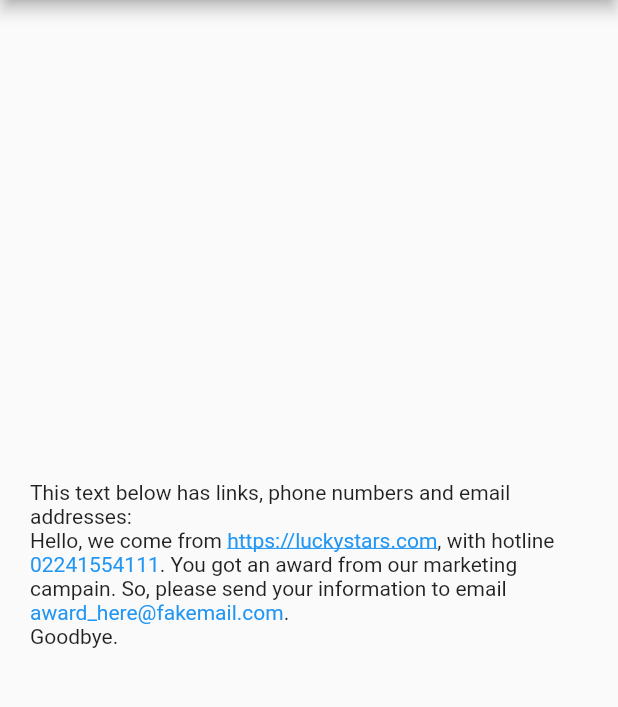
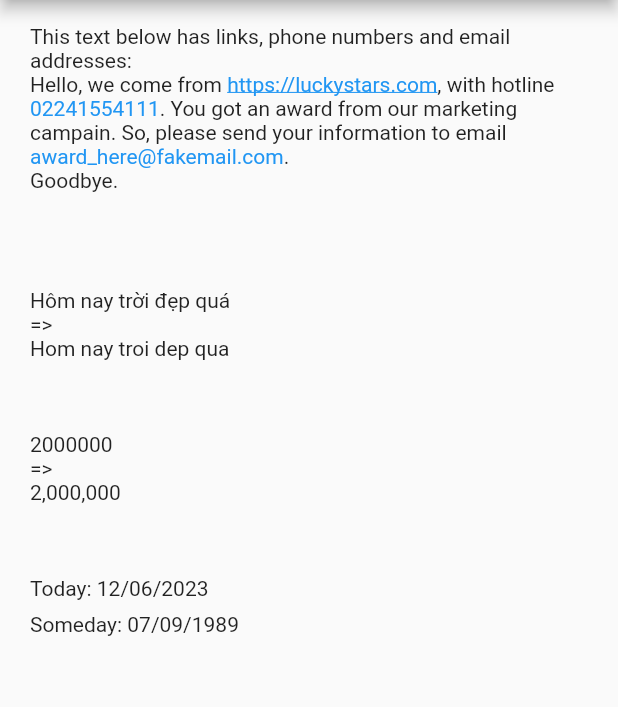
Before and after one commit to kent2508/flutter_linkable_text, a Flutter app: the screen it shows after launch, on a phone screen of 412 x 824 dp, the part 84-791 px from its top. Run offline on Flutter 3.47's test engine with Material 2 defaults, Android fonts, the phone set to English and light mode, and no system bars; our stand-ins replace flutter_easyloading; missing offline and left inert: pasteboard.

```diff
--- a/example/lib/main.dart
+++ b/example/lib/main.dart
@@ -1,6 +1,6 @@
 import 'package:flutter/material.dart';
 import 'package:flutter_easyloading/flutter_easyloading.dart';
-import 'package:flutter_linkable_text/flutter_linkable_text.dart';
+import 'package:flutter_string_utils/flutter_string_utils.dart';
 
 void main() {
   runApp(const MyApp());
@@ -42,17 +42,45 @@ class _MyHomePageState extends State<MyHomePage> {
       body: Container(
         padding: const EdgeInsets.symmetric(horizontal: 20),
         alignment: Alignment.center,
-        child: Column(
-          mainAxisAlignment: MainAxisAlignment.center,
+        child: ListView(
           children: <Widget>[
+            const SizedBox(height: 16),
             const Text(
               'This text below has links, phone numbers and email addresses:',
             ),
-            FLTTextFunctions.convertToRichText(
+            StringUtils.convertToRichText(
                 'Hello, we come from https://luckystars.com, with hotline 02241554111. You got an award from our marketing campain. So, please send your information to email award_here@fakemail.com.\nGoodbye.',
                 onEmail: (email) {
               EasyLoading.showToast(email);
             }),
+            const SizedBox(height: 48),
+            const Text(
+              'Hôm nay trời đẹp quá',
+            ),
+            const Text(
+              '=>',
+            ),
+            Text(
+              'Hôm nay trời đẹp quá'.removeDiacritics,
+            ),
+            const SizedBox(height: 48),
+            const Text(
+              '2000000',
+            ),
+            const Text(
+              '=>',
+            ),
+            Text(
+              StringUtils.convertToCurrencyString('2000000') ?? '',
+            ),
+            const SizedBox(height: 48),
+            Text(
+              'Today: ${DateTime.now().toDateStringWithFormatDDMMYYYY}',
+            ),
+            const SizedBox(height: 8),
+            Text(
+              'Someday: ${'1989-09-07T00:00:00'.toDateStringWithFormatDDMMYYYY}',
+            ),
           ],
         ),
       ),
--- a/example/pubspec.yaml
+++ b/example/pubspec.yaml
@@ -35,7 +35,7 @@ dependencies:
   # The following adds the Cupertino Icons font to your application.
   # Use with the CupertinoIcons class for iOS style icons.
   cupertino_icons: ^1.0.2
-  flutter_linkable_text:
+  flutter_string_utils:
     path: ../
   flutter_easyloading: ^3.0.3
 
--- a/lib/flutter_linkable_text.dart
+++ /dev/null
@@ -1,3 +0,0 @@
-library flutter_linkable_text;
-
-export 'src/text_funtions.dart';
--- /dev/null
+++ b/lib/flutter_string_utils.dart
@@ -0,0 +1,5 @@
+library flutter_linkable_text;
+
+export 'src/flt_date_extensions.dart';
+export 'src/flt_string_extensions.dart';
+export 'src/text_funtions.dart';
--- /dev/null
+++ b/lib/src/constants.dart
@@ -0,0 +1,243 @@
+final defaultDiacriticsRemovalap = [
+  {
+    'base': 'A',
+    'letters':
+        '\u0041\u24B6\uFF21\u00C0\u00C1\u00C2\u1EA6\u1EA4\u1EAA\u1EA8\u00C3\u0100\u0102\u1EB0\u1EAE\u1EB4\u1EB2\u0226\u01E0\u00C4\u01DE\u1EA2\u00C5\u01FA\u01CD\u0200\u0202\u1EA0\u1EAC\u1EB6\u1E00\u0104\u023A\u2C6F'
+  },
+  {'base': 'AA', 'letters': '\uA732'},
+  {'base': 'AE', 'letters': '\u00C6\u01FC\u01E2'},
+  {'base': 'AO', 'letters': '\uA734'},
+  {'base': 'AU', 'letters': '\uA736'},
+  {'base': 'AV', 'letters': '\uA738\uA73A'},
+  {'base': 'AY', 'letters': '\uA73C'},
+  {
+    'base': 'B',
+    'letters': '\u0042\u24B7\uFF22\u1E02\u1E04\u1E06\u0243\u0182\u0181'
+  },
+  {
+    'base': 'C',
+    'letters':
+        '\u0043\u24B8\uFF23\u0106\u0108\u010A\u010C\u00C7\u1E08\u0187\u023B\uA73E'
+  },
+  {
+    'base': 'D',
+    'letters':
+        '\u0044\u24B9\uFF24\u1E0A\u010E\u1E0C\u1E10\u1E12\u1E0E\u0110\u018B\u018A\u0189\uA779'
+  },
+  {'base': 'DZ', 'letters': '\u01F1\u01C4'},
+  {'base': 'Dz', 'letters': '\u01F2\u01C5'},
+  {
+    'base': 'E',
+    'letters':
+        '\u0045\u24BA\uFF25\u00C8\u00C9\u00CA\u1EC0\u1EBE\u1EC4\u1EC2\u1EBC\u0112\u1E14\u1E16\u0114\u0116\u00CB\u1EBA\u011A\u0204\u0206\u1EB8\u1EC6\u0228\u1E1C\u0118\u1E18\u1E1A\u0190\u018E'
+  },
+  {'base': 'F', 'letters': '\u0046\u24BB\uFF26\u1E1E\u0191\uA77B'},
+  {
+    'base': 'G',
+    'letters':
+        '\u0047\u24BC\uFF27\u01F4\u011C\u1E20\u011E\u0120\u01E6\u0122\u01E4\u0193\uA7A0\uA77D\uA77E'
+  },
+  {
+    'base': 'H',
+    'letters':
+        '\u0048\u24BD\uFF28\u0124\u1E22\u1E26\u021E\u1E24\u1E28\u1E2A\u0126\u2C67\u2C75\uA78D'
+  },
+  {
+    'base': 'I',
+    'letters':
+        '\u0049\u24BE\uFF29\u00CC\u00CD\u00CE\u0128\u012A\u012C\u0130\u00CF\u1E2E\u1EC8\u01CF\u0208\u020A\u1ECA\u012E\u1E2C\u0197'
+  },
+  {'base': 'J', 'letters': '\u004A\u24BF\uFF2A\u0134\u0248'},
+  {
+    'base': 'K',
+    'letters':
+        '\u004B\u24C0\uFF2B\u1E30\u01E8\u1E32\u0136\u1E34\u0198\u2C69\uA740\uA742\uA744\uA7A2'
+  },
+  {
+    'base': 'L',
+    'letters':
+        '\u004C\u24C1\uFF2C\u013F\u0139\u013D\u1E36\u1E38\u013B\u1E3C\u1E3A\u0141\u023D\u2C62\u2C60\uA748\uA746\uA780'
+  },
+  {'base': 'LJ', 'letters': '\u01C7'},
+  {'base': 'Lj', 'letters': '\u01C8'},
+  {'base': 'M', 'letters': '\u004D\u24C2\uFF2D\u1E3E\u1E40\u1E42\u2C6E\u019C'},
+  {
+    'base': 'N',
+    'letters':
+        '\u004E\u24C3\uFF2E\u01F8\u0143\u00D1\u1E44\u0147\u1E46\u0145\u1E4A\u1E48\u0220\u019D\uA790\uA7A4'
+  },
+  {'base': 'NJ', 'letters': '\u01CA'},
+  {'base': 'Nj', 'letters': '\u01CB'},
+  {
+    'base': 'O',
+    'letters':
+        '\u004F\u24C4\uFF2F\u00D2\u00D3\u00D4\u1ED2\u1ED0\u1ED6\u1ED4\u00D5\u1E4C\u022C\u1E4E\u014C\u1E50\u1E52\u014E\u022E\u0230\u00D6\u022A\u1ECE\u0150\u01D1\u020C\u020E\u01A0\u1EDC\u1EDA\u1EE0\u1EDE\u1EE2\u1ECC\u1ED8\u01EA\u01EC\u00D8\u01FE\u0186\u019F\uA74A\uA74C'
+  },
+  {'base': 'OI', 'letters': '\u01A2'},
+  {'base': 'OO', 'letters': '\uA74E'},
+  {'base': 'OU', 'letters': '\u0222'},
+  {'base': 'OE', 'letters': '\u008C\u0152'},
+  {'base': 'oe', 'letters': '\u009C\u0153'},
+  {
+    'base': 'P',
+    'letters': '\u0050\u24C5\uFF30\u1E54\u1E56\u01A4\u2C63\uA750\uA752\uA754'
+  },
+  {'base': 'Q', 'letters': '\u0051\u24C6\uFF31\uA756\uA758\u024A'},
+  {
+    'base': 'R',
+    'letters':
+        '\u0052\u24C7\uFF32\u0154\u1E58\u0158\u0210\u0212\u1E5A\u1E5C\u0156\u1E5E\u024C\u2C64\uA75A\uA7A6\uA782'
+  },
+  {
+    'base': 'S',
+    'letters':
+        '\u0053\u24C8\uFF33\u1E9E\u015A\u1E64\u015C\u1E60\u0160\u1E66\u1E62\u1E68\u0218\u015E\u2C7E\uA7A8\uA784'
+  },
+  {
+    'base': 'T',
+    'letters':
+        '\u0054\u24C9\uFF34\u1E6A\u0164\u1E6C\u021A\u0162\u1E70\u1E6E\u0166\u01AC\u01AE\u023E\uA786'
+  },
+  {'base': 'TZ', 'letters': '\uA728'},
+  {
+    'base': 'U',
+    'letters':
+        '\u0055\u24CA\uFF35\u00D9\u00DA\u00DB\u0168\u1E78\u016A\u1E7A\u016C\u00DC\u01DB\u01D7\u01D5\u01D9\u1EE6\u016E\u0170\u01D3\u0214\u0216\u01AF\u1EEA\u1EE8\u1EEE\u1EEC\u1EF0\u1EE4\u1E72\u0172\u1E76\u1E74\u0244'
+  },
+  {'base': 'V', 'letters': '\u0056\u24CB\uFF36\u1E7C\u1E7E\u01B2\uA75E\u0245'},
+  {'base': 'VY', 'letters': '\uA760'},
+  {
+    'base': 'W',
+    'letters': '\u0057\u24CC\uFF37\u1E80\u1E82\u0174\u1E86\u1E84\u1E88\u2C72'
+  },
+  {'base': 'X', 'letters': '\u0058\u24CD\uFF38\u1E8A\u1E8C'},
+  {
+    'base': 'Y',
+    'letters':
+        '\u0059\u24CE\uFF39\u1EF2\u00DD\u0176\u1EF8\u0232\u1E8E\u0178\u1EF6\u1EF4\u01B3\u024E\u1EFE'
+  },
+  {
+    'base': 'Z',
+    'letters':
+        '\u005A\u24CF\uFF3A\u0179\u1E90\u017B\u017D\u1E92\u1E94\u01B5\u0224\u2C7F\u2C6B\uA762'
+  },
+  {
+    'base': 'a',
+    'letters':
+        '\u0061\u24D0\uFF41\u1E9A\u00E0\u00E1\u00E2\u1EA7\u1EA5\u1EAB\u1EA9\u00E3\u0101\u0103\u1EB1\u1EAF\u1EB5\u1EB3\u0227\u01E1\u00E4\u01DF\u1EA3\u00E5\u01FB\u01CE\u0201\u0203\u1EA1\u1EAD\u1EB7\u1E01\u0105\u2C65\u0250'
+  },
+  {'base': 'aa', 'letters': '\uA733'},
+  {'base': 'ae', 'letters': '\u00E6\u01FD\u01E3'},
+  {'base': 'ao', 'letters': '\uA735'},
+  {'base': 'au', 'letters': '\uA737'},
+  {'base': 'av', 'letters': '\uA739\uA73B'},
+  {'base': 'ay', 'letters': '\uA73D'},
+  {
+    'base': 'b',
+    'letters': '\u0062\u24D1\uFF42\u1E03\u1E05\u1E07\u0180\u0183\u0253'
+  },
+  {
+    'base': 'c',
+    'letters':
+        '\u0063\u24D2\uFF43\u0107\u0109\u010B\u010D\u00E7\u1E09\u0188\u023C\uA73F\u2184'
+  },
+  {
+    'base': 'd',
+    'letters':
+        '\u0064\u24D3\uFF44\u1E0B\u010F\u1E0D\u1E11\u1E13\u1E0F\u0111\u018C\u0256\u0257\uA77A'
+  },
+  {'base': 'dz', 'letters': '\u01F3\u01C6'},
+  {
+    'base': 'e',
+    'letters':
+        '\u0065\u24D4\uFF45\u00E8\u00E9\u00EA\u1EC1\u1EBF\u1EC5\u1EC3\u1EBD\u0113\u1E15\u1E17\u0115\u0117\u00EB\u1EBB\u011B\u0205\u0207\u1EB9\u1EC7\u0229\u1E1D\u0119\u1E19\u1E1B\u0247\u025B\u01DD'
+  },
+  {'base': 'f', 'letters': '\u0066\u24D5\uFF46\u1E1F\u0192\uA77C'},
+  {
+    'base': 'g',
+    'letters':
+        '\u0067\u24D6\uFF47\u01F5\u011D\u1E21\u011F\u0121\u01E7\u0123\u01E5\u0260\uA7A1\u1D79\uA77F'
+  },
+  {
+    'base': 'h',
+    'letters':
+        '\u0068\u24D7\uFF48\u0125\u1E23\u1E27\u021F\u1E25\u1E29\u1E2B\u1E96\u0127\u2C68\u2C76\u0265'
+  },
+  {'base': 'hv', 'letters': '\u0195'},
+  {
+    'base': 'i',
+    'letters':
+        '\u0069\u24D8\uFF49\u00EC\u00ED\u00EE\u0129\u012B\u012D\u00EF\u1E2F\u1EC9\u01D0\u0209\u020B\u1ECB\u012F\u1E2D\u0268\u0131'
+  },
+  {'base': 'j', 'letters': '\u006A\u24D9\uFF4A\u0135\u01F0\u0249'},
+  {
+    'base': 'k',
+    'letters':
+        '\u006B\u24DA\uFF4B\u1E31\u01E9\u1E33\u0137\u1E35\u0199\u2C6A\uA741\uA743\uA745\uA7A3'
+  },
+  {
+    'base': 'l',
+    'letters':
+        '\u006C\u24DB\uFF4C\u0140\u013A\u013E\u1E37\u1E39\u013C\u1E3D\u1E3B\u017F\u0142\u019A\u026B\u2C61\uA749\uA781\uA747'
+  },
+  {'base': 'lj', 'letters': '\u01C9'},
+  {'base': 'm', 'letters': '\u006D\u24DC\uFF4D\u1E3F\u1E41\u1E43\u0271\u026F'},
+  {
+    'base': 'n',
+    'letters':
+        '\u006E\u24DD\uFF4E\u01F9\u0144\u00F1\u1E45\u0148\u1E47\u0146\u1E4B\u1E49\u019E\u0272\u0149\uA791\uA7A5'
+  },
+  {'base': 'nj', 'letters': '\u01CC'},
+  {
+    'base': 'o',
+    'letters':
+        '\u006F\u24DE\uFF4F\u00F2\u00F3\u00F4\u1ED3\u1ED1\u1ED7\u1ED5\u00F5\u1E4D\u022D\u1E4F\u014D\u1E51\u1E53\u014F\u022F\u0231\u00F6\u022B\u1ECF\u0151\u01D2\u020D\u020F\u01A1\u1EDD\u1EDB\u1EE1\u1EDF\u1EE3\u1ECD\u1ED9\u01EB\u01ED\u00F8\u01FF\u0254\uA74B\uA74D\u0275'
+  },
+  {'base': 'oi', 'letters': '\u01A3'},
+  {'base': 'ou', 'letters': '\u0223'},
+  {'base': 'oo', 'letters': '\uA74F'},
+  {
+    'base': 'p',
+    'letters': '\u0070\u24DF\uFF50\u1E55\u1E57\u01A5\u1D7D\uA751\uA753\uA755'
+  },
+  {'base': 'q', 'letters': '\u0071\u24E0\uFF51\u024B\uA757\uA759'},
+  {
+    'base': 'r',
+    'letters':
+        '\u0072\u24E1\uFF52\u0155\u1E59\u0159\u0211\u0213\u1E5B\u1E5D\u0157\u1E5F\u024D\u027D\uA75B\uA7A7\uA783'
+  },
+  {
+    'base': 's',
+    'letters':
+        '\u0073\u24E2\uFF53\u00DF\u015B\u1E65\u015D\u1E61\u0161\u1E67\u1E63\u1E69\u0219\u015F\u023F\uA7A9\uA785\u1E9B'
+  },
+  {
+    'base': 't',
+    'letters':
+        '\u0074\u24E3\uFF54\u1E6B\u1E97\u0165\u1E6D\u021B\u0163\u1E71\u1E6F\u0167\u01AD\u0288\u2C66\uA787'
+  },
+  {'base': 'tz', 'letters': '\uA729'},
+  {
+    'base': 'u',
+    'letters':
+        '\u0075\u24E4\uFF55\u00F9\u00FA\u00FB\u0169\u1E79\u016B\u1E7B\u016D\u00FC\u01DC\u01D8\u01D6\u01DA\u1EE7\u016F\u0171\u01D4\u0215\u0217\u01B0\u1EEB\u1EE9\u1EEF\u1EED\u1EF1\u1EE5\u1E73\u0173\u1E77\u1E75\u0289'
+  },
+  {'base': 'v', 'letters': '\u0076\u24E5\uFF56\u1E7D\u1E7F\u028B\uA75F\u028C'},
+  {'base': 'vy', 'letters': '\uA761'},
+  {
+    'base': 'w',
+    'letters':
+        '\u0077\u24E6\uFF57\u1E81\u1E83\u0175\u1E87\u1E85\u1E98\u1E89\u2C73'
+  },
+  {'base': 'x', 'letters': '\u0078\u24E7\uFF58\u1E8B\u1E8D'},
+  {
+    'base': 'y',
+    'letters':
+        '\u0079\u24E8\uFF59\u1EF3\u00FD\u0177\u1EF9\u0233\u1E8F\u00FF\u1EF7\u1E99\u1EF5\u01B4\u024F\u1EFF'
+  },
+  {
+    'base': 'z',
+    'letters':
+        '\u007A\u24E9\uFF5A\u017A\u1E91\u017C\u017E\u1E93\u1E95\u01B6\u0225\u0240\u2C6C\uA763'
+  }
+];
--- /dev/null
+++ b/lib/src/flt_date_extensions.dart
@@ -0,0 +1,8 @@
+import 'package:intl/intl.dart';
+
+extension FLTDateTimeExtensions on DateTime {
+  String get toDateStringWithFormatDDMMYYYY {
+    DateFormat dateFormat = DateFormat('dd/MM/yyyy');
+    return dateFormat.format(this);
+  }
+}
--- /dev/null
+++ b/lib/src/flt_string_extensions.dart
@@ -0,0 +1,19 @@
+import 'package:intl/intl.dart';
+
+import '../flutter_string_utils.dart';
+
+extension FLTStringExtensions on String {
+  String get removeDiacritics {
+    return StringUtils.removeDiacritics(this);
+  }
+
+  String get toDateStringWithFormatDDMMYYYY {
+    DateFormat dateFormat = DateFormat('dd/MM/yyyy');
+    final date = DateTime.tryParse(this);
+    if (date != null) {
+      return dateFormat.format(date);
+    } else {
+      return 'wrong-date-format';
+    }
+  }
+}
--- a/lib/src/text_funtions.dart
+++ b/lib/src/text_funtions.dart
@@ -1,12 +1,14 @@
 import 'package:flutter/foundation.dart';
 import 'package:flutter/gestures.dart';
 import 'package:flutter/material.dart';
+import 'package:intl/intl.dart';
 import 'package:pasteboard/pasteboard.dart';
 import 'package:url_launcher/url_launcher.dart';
 
+import 'constants.dart';
 import 'validators.dart';
 
-class FLTTextFunctions {
+class StringUtils {
   static const _baseStyle = TextStyle(fontSize: 14, color: Colors.black87);
 
   static tryToLaunchUrl(String rawUrl,
@@ -112,4 +114,31 @@ class FLTTextFunctions {
     }
     return RichText(text: TextSpan(children: textSpans));
   }
+
+  static String removeDiacritics(String inputString) {
+    final diacriticsMap = {};
+    final diacriticsRegExp = RegExp('[^\u0000-\u007E]', multiLine: true);
+    if (diacriticsMap.isEmpty) {
+      for (var i = 0; i < defaultDiacriticsRemovalap.length; i++) {
+        var letters = defaultDiacriticsRemovalap[i]['letters'];
+        for (var j = 0; j < letters!.length; j++) {
+          diacriticsMap[letters[j]] = defaultDiacriticsRemovalap[i]['base'];
+        }
+      }
+    }
+    return inputString.replaceAllMapped(diacriticsRegExp, (a) {
+      return diacriticsMap[a.group(0)] ?? a.group(0);
+    });
+  }
+
+  static String? convertToCurrencyString(dynamic number, {NumberFormat? oCcy}) {
+    if (number is num) {
+      return (oCcy ?? NumberFormat("#,##0", "en_US")).format(number);
+    } else if (number is String) {
+      return (oCcy ?? NumberFormat("#,##0", "en_US"))
+          .format(num.tryParse(number));
+    } else {
+      return null;
+    }
+  }
 }
```
Also changed, not shown: pubspec.yaml (+4 -3 lines), example/pubspec.lock, 3 other files.
